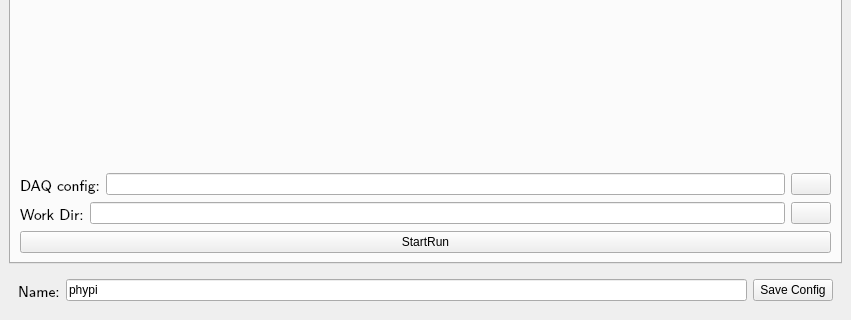
Qt form phypidaq/phypi.ui (PhyPiDAQ/PhyPiDAQ) before a commit; both pictures show x 0 to 851 and y 281 to 601 of the 851 by 601 pixel window.
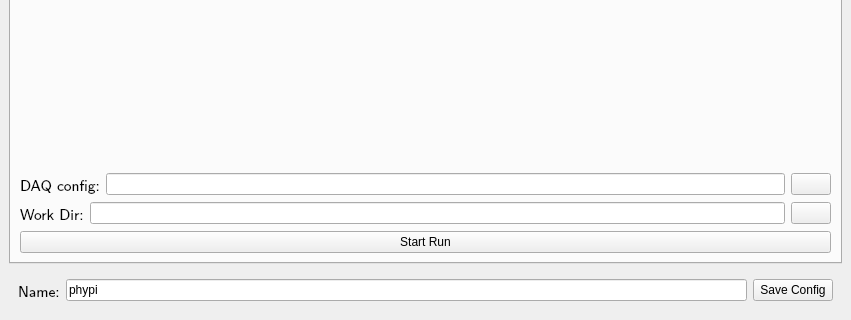
The same form after that commit. Icons and pictures are not drawn.

```diff
--- a/phypidaq/phypi.ui
+++ b/phypidaq/phypi.ui
@@ -306,7 +306,7 @@
            <string>Start Data Acquisition</string>
           </property>
           <property name="text">
-           <string>StartRun</string>
+           <string>Start Run</string>
           </property>
           <property name="icon">
            <iconset theme="start-here"><normaloff>.</normaloff>.</iconset>
```
Left out of the diff: 6 changed lines with no effect on the pictures.
